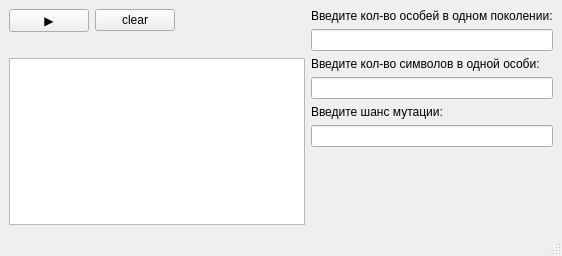
This is Gen_alg_ui.ui in Gr1zee/Project_Gen_Algoritm_PyQt5 as Qt 5 draws it before an edit. The edited form follows.
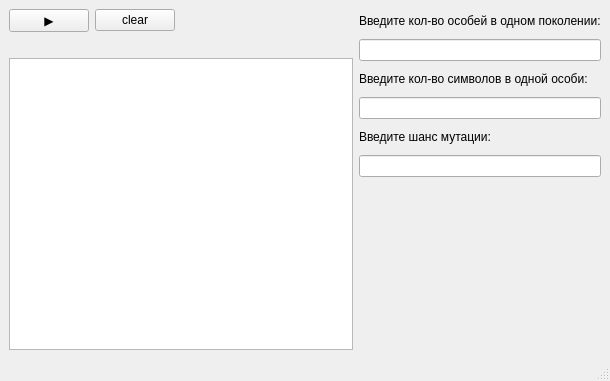
This is the edited form. Custom widgets are drawn as their Qt base class.

The edit to the form file:
```diff
--- a/Gen_alg_ui.ui
+++ b/Gen_alg_ui.ui
@@ -6,16 +6,16 @@
    <rect>
     <x>0</x>
     <y>0</y>
-    <width>562</width>
-    <height>256</height>
+    <width>610</width>
+    <height>381</height>
    </rect>
   </property>
   <property name="windowTitle">
    <string>MainWindow</string>
   </property>
   <widget class="QWidget" name="centralwidget">
-   <layout class="QHBoxLayout" name="horizontalLayout">
-    <item>
+   <layout class="QGridLayout" name="gridLayout">
+    <item row="0" column="0" rowspan="2">
      <layout class="QVBoxLayout" name="verticalLayout_3">
       <item>
        <layout class="QHBoxLayout" name="horizontalLayout_2">
@@ -68,7 +68,7 @@
       </item>
      </layout>
     </item>
-    <item>
+    <item row="0" column="1">
      <layout class="QVBoxLayout" name="verticalLayout_2">
       <item>
        <widget class="QLabel" name="text_len">
@@ -100,21 +100,11 @@
       <item>
        <widget class="QLineEdit" name="chance_mutation"/>
       </item>
-      <item>
-       <spacer name="verticalSpacer">
-        <property name="orientation">
-         <enum>Qt::Vertical</enum>
-        </property>
-        <property name="sizeHint" stdset="0">
-         <size>
-          <width>20</width>
-          <height>38</height>
-         </size>
-        </property>
-       </spacer>
-      </item>
      </layout>
     </item>
+    <item row="1" column="1">
+     <widget class="PlotWidget" name="graphWidget" native="true"/>
+    </item>
    </layout>
   </widget>
   <widget class="QStatusBar" name="statusbar"/>
@@ -134,6 +124,14 @@
    </property>
   </action>
  </widget>
+ <customwidgets>
+  <customwidget>
+   <class>PlotWidget</class>
+   <extends>QWidget</extends>
+   <header>pyqtgraph</header>
+   <container>1</container>
+  </customwidget>
+ </customwidgets>
  <resources/>
  <connections/>
 </ui>
```
Left out of the diff: 2 changed lines with no effect on the pictures.
